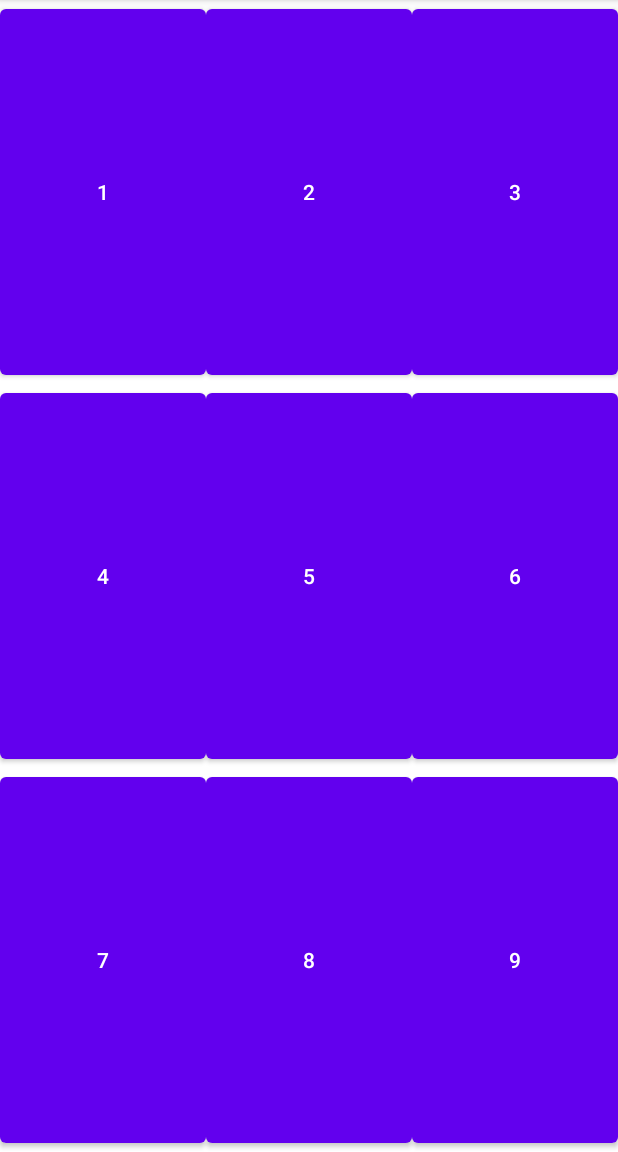
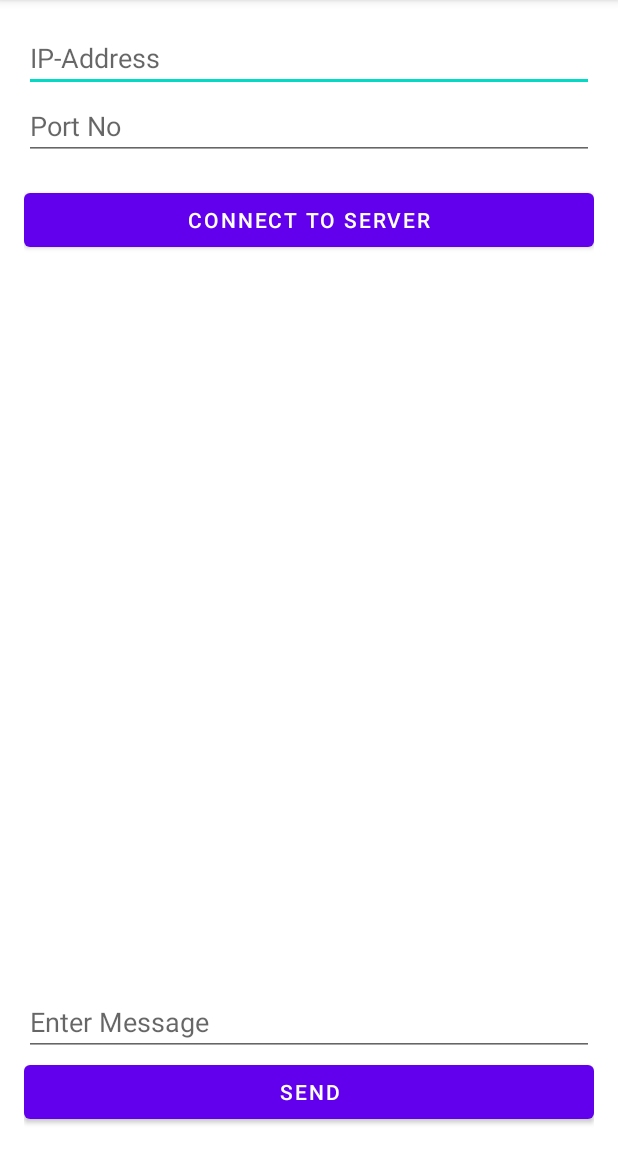
Before and after one commit to minealex2244/CalculMobilApp, an Android app: the screen it shows after launch (MainActivity before the commit, ClientActivity after it), on a phone screen of 412 x 824 dp, the part 84-1236 px from its top. Run offline under Robolectric (Android 15) with nearby library versions, the phone set to English and light mode, and no system bars.

Commit message:
Add client-server chat

```diff
--- /dev/null
+++ b/app/src/main/java/com/minealex2244/univtest/ClientActivity.java
@@ -0,0 +1,101 @@
+package com.minealex2244.univtest;
+
+import android.annotation.SuppressLint;
+import android.os.Bundle;
+import android.view.View;
+import android.widget.Button;
+import android.widget.EditText;
+import android.widget.TextView;
+import java.io.BufferedReader;
+import java.io.IOException;
+import java.io.InputStreamReader;
+import java.io.PrintWriter;
+import java.net.Socket;
+import androidx.appcompat.app.AppCompatActivity;
+
+@SuppressLint("SetTextI18n")
+public class ClientActivity extends AppCompatActivity {
+    Thread Thread1 = null;
+    EditText etIP, etPort;
+    TextView tvMessages;
+    EditText etMessage;
+    Button btnSend;
+    String SERVER_IP;
+    int SERVER_PORT;
+    @Override
+    protected void onCreate(Bundle savedInstanceState) {
+        super.onCreate(savedInstanceState);
+        setContentView(R.layout.activity_client);
+        etIP = findViewById(R.id.etIP);
+        etPort = findViewById(R.id.etPort);
+        tvMessages = findViewById(R.id.tvMessages);
+        etMessage = findViewById(R.id.etMessage);
+        btnSend = findViewById(R.id.btnSend);
+        Button btnConnect = findViewById(R.id.btnConnect);
+        btnConnect.setOnClickListener(v -> {
+            tvMessages.setText("");
+            SERVER_IP = etIP.getText().toString().trim();
+            SERVER_PORT = Integer.parseInt(etPort.getText().toString().trim());
+            Thread1 = new Thread(new Thread1());
+            Thread1.start();
+        });
+        btnSend.setOnClickListener(v -> {
+            String message = etMessage.getText().toString().trim();
+            if (!message.isEmpty()) {
+                System.out.println("Message sent from the client");
+                new Thread(new Thread3(message)).start();
+            }
+        });
+    }
+    private PrintWriter output;
+    private BufferedReader input;
+    class Thread1 implements Runnable {
+        public void run() {
+            Socket socket;
+            try {
+                socket = new Socket(SERVER_IP, SERVER_PORT);
+                output = new PrintWriter(socket.getOutputStream());
+                input = new BufferedReader(new InputStreamReader(socket.getInputStream()));
+                runOnUiThread(() -> tvMessages.setText("Connected\n"));
+                new Thread(new Thread2()).start();
+            } catch (IOException e) {
+                e.printStackTrace();
+            }
+        }
+    }
+    class Thread2 implements Runnable {
+        @Override
+        public void run() {
+            while (true) {
+                try {
+                    String message = input.readLine();
+                    System.out.println("----------Tried to read from the server");
+                    if (message != null) {
+                        runOnUiThread(() -> tvMessages.append("server: " + message + "\n"));
+                    } else {
+                        Thread1 = new Thread(new Thread1());
+                        Thread1.start();
+                        return;
+                    }
+                } catch (IOException e) {
+                    e.printStackTrace();
+                }
+            }
+        }
+    }
+    class Thread3 implements Runnable {
+        private String message;
+        Thread3(String message) {
+            this.message = message;
+        }
+        @Override
+        public void run() {
+            output.write(message + "\n");
+            output.flush();
+            runOnUiThread(() -> {
+                tvMessages.append("client: " + message + "\n");
+                etMessage.setText("");
+            });
+        }
+    }
+}
--- /dev/null
+++ b/app/src/main/res/layout/activity_client.xml
@@ -0,0 +1,50 @@
+<?xml version = "1.0" encoding = "utf-8"?>
+<RelativeLayout xmlns:android = "http://schemas.android.com/apk/res/android"
+    xmlns:tools = "http://schemas.android.com/tools"
+    android:layout_width = "match_parent"
+    android:layout_height = "match_parent"
+    android:layout_margin = "16dp"
+    tools:context = ".MainActivity">
+    <EditText
+        android:id = "@+id/etIP"
+        android:layout_width = "match_parent"
+        android:layout_height = "wrap_content"
+        android:hint = "IP-Address"
+        android:inputType = "text" />
+    <EditText
+        android:id = "@+id/etPort"
+        android:layout_width = "match_parent"
+        android:layout_height = "wrap_content"
+        android:layout_below = "@+id/etIP"
+        android:hint = "Port No"
+        android:inputType = "number" />
+    <Button
+        android:id = "@+id/btnConnect"
+        android:layout_width = "match_parent"
+        android:layout_height = "wrap_content"
+        android:layout_below = "@+id/etPort"
+        android:layout_gravity = "center"
+        android:layout_marginTop = "16dp"
+        android:text = "Connect To Server" />
+    <TextView
+        android:id = "@+id/tvMessages"
+        android:layout_width = "match_parent"
+        android:layout_height = "wrap_content"
+        android:layout_above = "@+id/etMessage"
+        android:layout_below = "@+id/btnConnect"
+        android:inputType = "textMultiLine"
+        android:textAppearance = "@style/Base.TextAppearance.AppCompat.Medium" />
+    <EditText
+        android:id = "@+id/etMessage"
+        android:layout_width = "match_parent"
+        android:layout_height = "wrap_content"
+        android:layout_above = "@+id/btnSend"
+        android:hint = "Enter Message"
+        android:inputType = "text" />
+    <Button
+        android:id = "@+id/btnSend"
+        android:layout_width = "match_parent"
+        android:layout_height = "wrap_content"
+        android:layout_alignParentBottom = "true"
+        android:text = "SEND" />
+</RelativeLayout>
--- a/build.gradle
+++ b/build.gradle
@@ -5,7 +5,7 @@ buildscript {
         mavenCentral()
     }
     dependencies {
-        classpath 'com.android.tools.build:gradle:7.0.3'
+        classpath 'com.android.tools.build:gradle:7.0.4'
 
         // NOTE: Do not place your application dependencies here; they belong
         // in the individual module build.gradle files
```
Also changed, not shown: app/src/main/AndroidManifest.xml (+22 -0 lines), app/src/main/java/com/minealex2244/univtest/MainActivity2.java (+22 -0 lines), app/src/main/java/com/minealex2244/univtest/ServerActivity.java (added, +144 -0 lines), app/src/main/res/layout/activity_main2.xml (+24 -0 lines), app/src/main/res/layout/activity_server.xml (added, +46 -0 lines).
